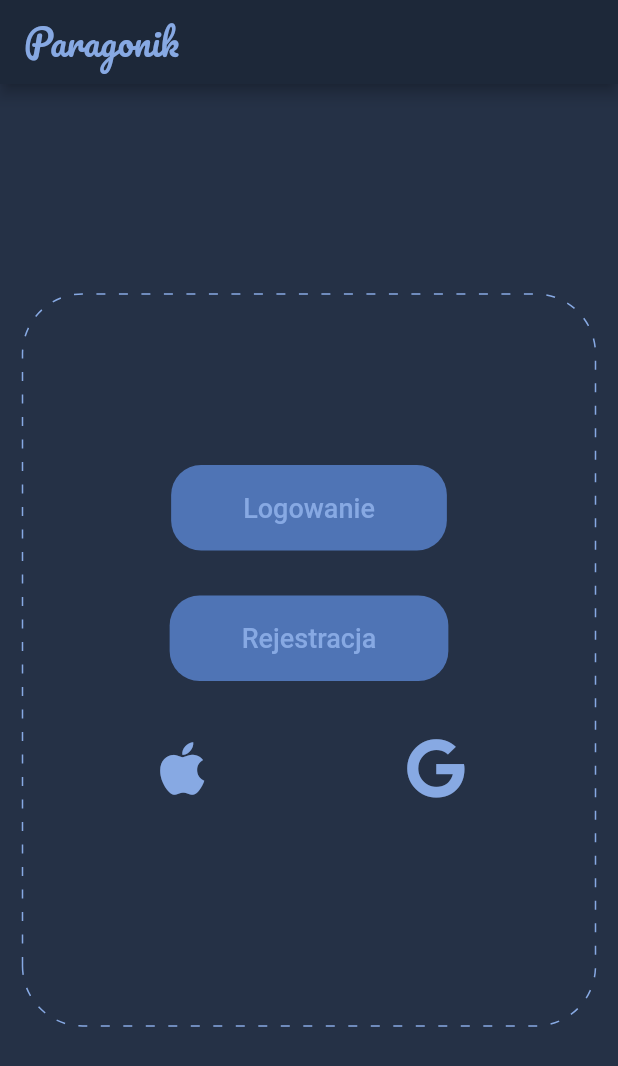
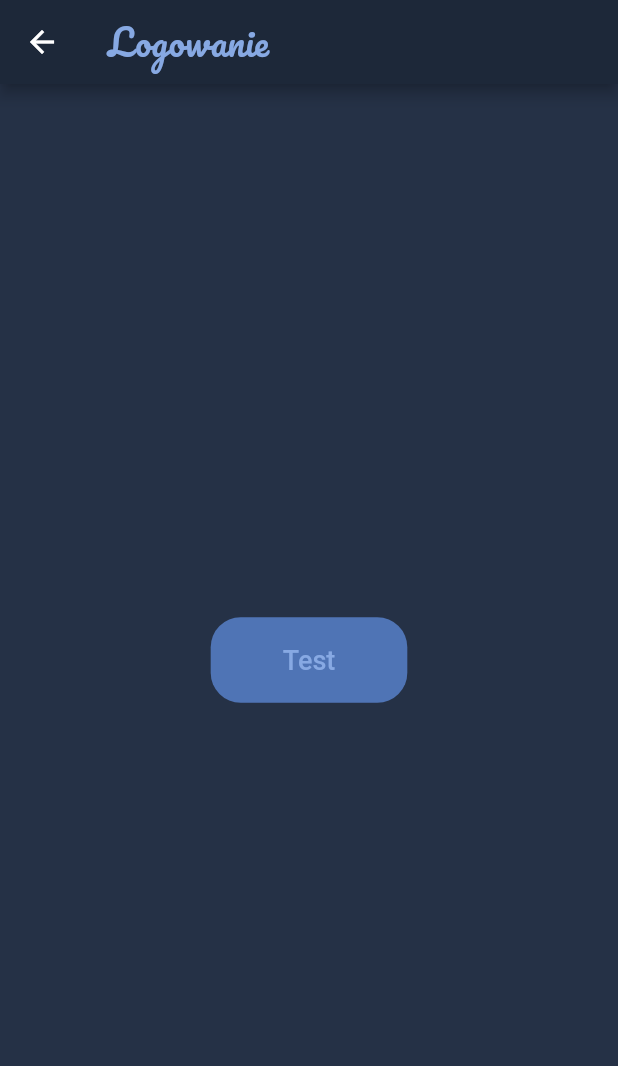
Before and after one commit to malochak/receipt_manager, a Flutter app: the screen it shows after launch, after a tap on "Logowanie", on a phone screen of 412 x 824 dp. Shown: the top 1066 px of the screen. Run offline on Flutter 3.47's test engine with Material 2 defaults, Android fonts, the phone set to English and light mode, and no system bars; drawn by our look-alikes of dotted_border; our stand-ins replace font_awesome_flutter.

Commit message:
TG-12 #done : Add routing in the app : basic routing has been achieved

```diff
--- a/lib/components/appbar_text.dart
+++ b/lib/components/app_bar_text.dart
@@ -1,8 +1,8 @@
 import 'package:flutter/material.dart';
 import '../constants/app_colors.dart' as app_colors;
 
-class AppbarText extends Text {
-  const AppbarText(String data, {Key? key})
+class AppBarText extends Text {
+  const AppBarText(String data, {Key? key})
       : super(
     data,
     key: key,
--- a/lib/screens/landing_screen.dart
+++ b/lib/screens/landing_screen.dart
@@ -1,9 +1,10 @@
 import 'package:dotted_border/dotted_border.dart';
 import 'package:flutter/material.dart';
 import 'package:font_awesome_flutter/font_awesome_flutter.dart';
+import 'package:receipt_manager/screens/login_screen.dart';
 
 import '../components/app_button.dart';
-import '../components/appbar_text.dart';
+import '../components/app_bar_text.dart';
 import '../constants/app_colors.dart' as app_colors;
 import '../main.dart';
 
@@ -16,7 +17,7 @@ class LandingScreen extends StatelessWidget {
         backgroundColor: app_colors.backgroundColor,
         appBar: AppBar(
             backgroundColor: app_colors.darkBackgroundColor,
-            title: const AppbarText(MyApp.appTitle)),
+            title: const AppBarText(MyApp.appTitle)),
         body: SafeArea(
           child: Center(
             child: Container(
@@ -33,6 +34,8 @@ class LandingScreen extends StatelessWidget {
                   children: [
                     AppButton('Logowanie', () {
                       print('Login');
+                      Navigator.push(context,
+                          MaterialPageRoute(builder: (context) => const LoginScreen()));
                     }),
                     const SizedBox(height: 30),
                     AppButton('Rejestracja', () {
--- /dev/null
+++ b/lib/screens/login_screen.dart
@@ -0,0 +1,25 @@
+import 'package:flutter/material.dart';
+import 'package:receipt_manager/components/app_button.dart';
+
+import '../components/app_bar_text.dart';
+import '../constants/app_colors.dart' as app_colors;
+
+class LoginScreen extends StatelessWidget {
+  const LoginScreen({Key? key}) : super(key: key);
+
+  @override
+  Widget build(BuildContext context) {
+    return Scaffold(
+      backgroundColor: app_colors.backgroundColor,
+      appBar: AppBar(
+          backgroundColor: app_colors.darkBackgroundColor,
+          title: const AppBarText('Logowanie')),
+      body: Center(
+        child: AppButton('Test', () {
+          print("LoginScreen button push");
+          Navigator.pop(context);
+        }),
+      ),
+    );
+  }
+}
```
